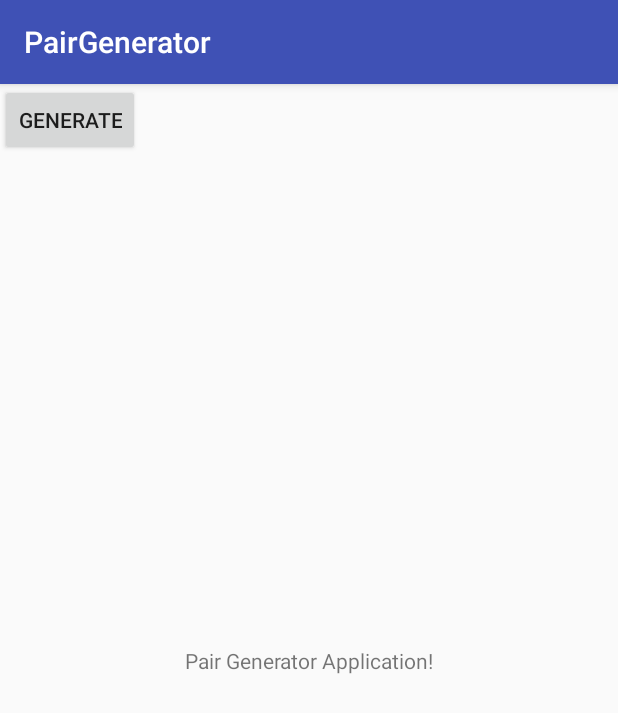
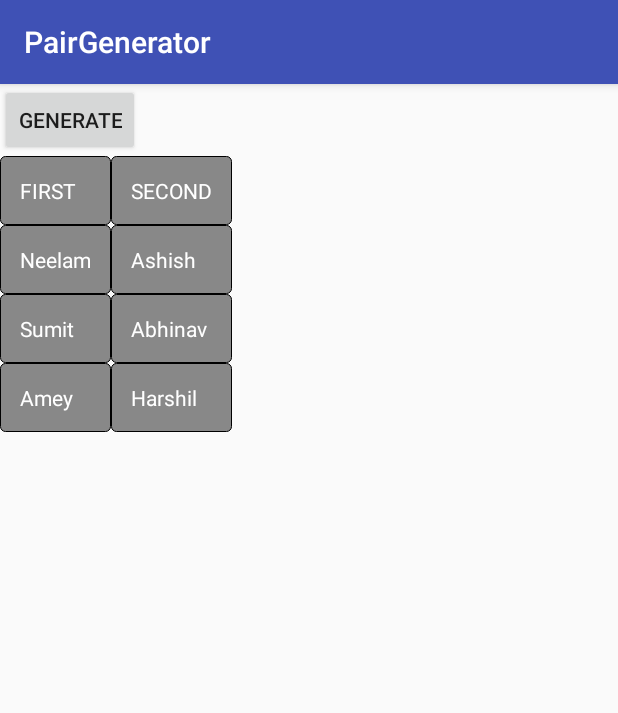
Before and after one commit to harshild/pair-generator-app, an Android app: the screen it shows after launch (MainActivity), after a tap on "GENERATE", on a phone screen of 412 x 824 dp. Shown: the top 713 px of the screen. Run offline under Robolectric (Android 15) with nearby library versions, the phone set to English and light mode, and no system bars.

Commit message:
Basic android UI with random pair generation
Signed-off-by: Amit Sharma <amit.sharma4@volkswagen.co.in>

```diff
--- a/app/build.gradle
+++ b/app/build.gradle
@@ -8,7 +8,7 @@ android {
     compileSdkVersion 26
     defaultConfig {
         applicationId "sdc.vw.com.pairgenerator"
-        minSdkVersion 24
+        minSdkVersion 23
         targetSdkVersion 26
         versionCode 1
         versionName "1.0"
--- a/app/src/main/java/sdc/vw/com/pairgenerator/MainActivity.kt
+++ b/app/src/main/java/sdc/vw/com/pairgenerator/MainActivity.kt
@@ -1,8 +1,14 @@
 package sdc.vw.com.pairgenerator
 
+import android.content.res.ColorStateList
+import android.graphics.Color
+import android.graphics.drawable.GradientDrawable
 import android.os.Bundle
 import android.support.v7.app.AppCompatActivity
 import android.widget.Button
+import android.widget.TableLayout
+import android.widget.TableRow
+import android.widget.TextView
 import java.util.*
 
 
@@ -13,8 +19,10 @@ class MainActivity : AppCompatActivity() {
         setContentView(R.layout.activity_main)
 
         val btGenerate = findViewById<Button>(R.id.bt_generate)
-        btGenerate.setOnClickListener { _ ->  generatePairs(mutableListOf())}
-
+        btGenerate.setOnClickListener { _ ->
+            var list = generatePairs(mutableListOf("Harshil", "Sumit", "Abhinav", "Amey","Ashish","Neelam"))
+            initTable(list)
+        }
     }
 
     fun generatePairs(inputList: MutableList<String>): List<Pair<String,String>> {
@@ -34,4 +42,48 @@ class MainActivity : AppCompatActivity() {
         return finalList
 
     }
+
+    fun initTable(list: List<Pair<String,String>>) {
+        val ll = findViewById<TableLayout>(R.id.displayLinear)
+        ll.removeAllViewsInLayout()
+        addNewRow(Pair("FIRST","SECOND"),ll,0)
+
+        list.forEach { element ->
+            addNewRow(element, ll,1)
+
+        }
+
+    }
+
+    private fun addNewRow(element: Pair<String, String>, ll: TableLayout, rowIndex: Int) {
+        val row = TableRow(this)
+        val lp = TableRow.LayoutParams(TableRow.LayoutParams.MATCH_PARENT)
+        row.layoutParams = lp
+
+        addElementToRow(element.first, row)
+        addElementToRow(element.second,row)
+
+        ll.addView(row, rowIndex)
+    }
+
+    private fun addElementToRow(element: String, row: TableRow) {
+
+
+        val gd = GradientDrawable()
+        gd.setColor(Color.GRAY) // Changes this drawbale to use a single color instead of a gradient
+        gd.cornerRadius = 5f
+        gd.setStroke(1, Color.BLACK)
+
+
+        val tv_element = TextView(this)
+        tv_element.setTextColor(ColorStateList.valueOf(Color.WHITE))
+        tv_element.setPadding(20, 20, 20, 20)
+        tv_element.text = element
+
+        tv_element.setBackground(gd);
+        row.addView(tv_element)
+
+
+    }
+
 }
--- a/app/src/main/res/layout/activity_main.xml
+++ b/app/src/main/res/layout/activity_main.xml
@@ -1,19 +1,11 @@
 <?xml version="1.0" encoding="utf-8"?>
-<android.support.constraint.ConstraintLayout xmlns:android="http://schemas.android.com/apk/res/android"
+<LinearLayout xmlns:android="http://schemas.android.com/apk/res/android"
     xmlns:app="http://schemas.android.com/apk/res-auto"
     xmlns:tools="http://schemas.android.com/tools"
     android:layout_width="match_parent"
     android:layout_height="match_parent"
-    tools:context="sdc.vw.com.pairgenerator.MainActivity">
-
-    <TextView
-        android:layout_width="wrap_content"
-        android:layout_height="wrap_content"
-        android:text="Pair Generator Application!"
-        app:layout_constraintBottom_toBottomOf="parent"
-        app:layout_constraintLeft_toLeftOf="parent"
-        app:layout_constraintRight_toRightOf="parent"
-        app:layout_constraintTop_toTopOf="parent" />
+    tools:context="sdc.vw.com.pairgenerator.MainActivity"
+    android:orientation="vertical">
 
     <Button
         android:id="@+id/bt_generate"
@@ -21,4 +13,17 @@
         android:layout_height="wrap_content"
         android:text="@string/generate_bt_text"/>
 
-</android.support.constraint.ConstraintLayout>
+    <TableLayout xmlns:android="http://schemas.android.com/apk/res/android"
+        android:layout_width="match_parent"
+        android:layout_height="match_parent"
+        android:id="@+id/displayLinear"
+        android:orientation="vertical">
+
+        <TableRow
+            android:layout_width="match_parent"
+            android:layout_height="wrap_content"
+            android:id="@+id/display_row"
+            android:layout_marginTop="280dp"/>
+
+    </TableLayout>
+</LinearLayout>
```
